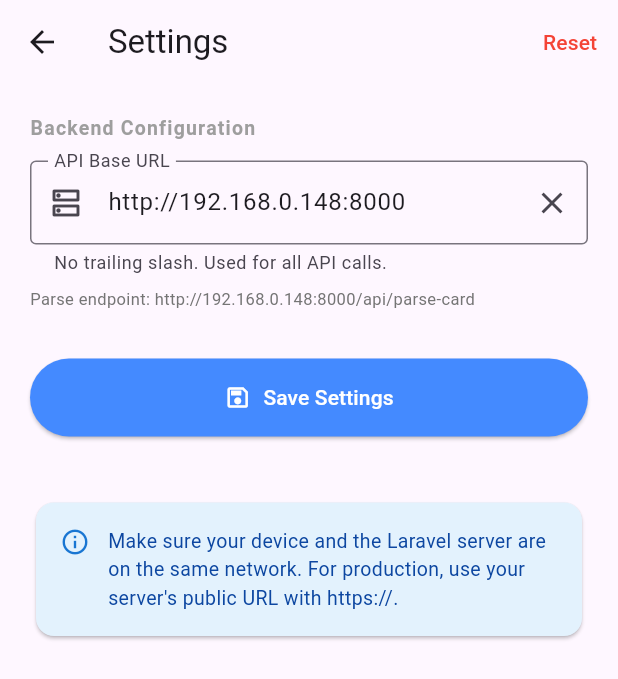
After one commit to meawsin/ACES-Automated_Contact_Extraction_Sync-, a Flutter app: the SettingsScreen screen opened directly, on a phone screen of 412 x 824 dp. The commit adds this screen. Shown: the top 679 px of the screen. Run offline on Flutter 3.47's test engine with Material 3 defaults, Android fonts, the phone set to English and light mode, and no system bars; our stand-ins replace camera, hive, hive_flutter; missing offline and left inert: google_mlkit_text_recognition; accounts and stored records are empty.

Commit message:
It works almost <3

```diff
--- a/aces_backend/composer.json
+++ b/aces_backend/composer.json
@@ -79,7 +79,8 @@
         "sort-packages": true,
         "allow-plugins": {
             "pestphp/pest-plugin": true,
-            "php-http/discovery": true
+            "php-http/discovery": true,
+            "tbachert/spi": false
         }
     },
     "minimum-stability": "stable",
--- a/aces_scanner/lib/models/scan_record.dart
+++ b/aces_scanner/lib/models/scan_record.dart
@@ -19,12 +19,12 @@ class ScanRecord extends HiveObject {
   @HiveField(4)
   bool isSynced;
 
-  // --- NEW FIELDS ---
   @HiveField(5)
   String phone;
 
   @HiveField(6)
   String email;
+
 
   ScanRecord({
     required this.name,
--- a/aces_scanner/lib/screens/manual_entry_screen.dart
+++ b/aces_scanner/lib/screens/manual_entry_screen.dart
@@ -32,7 +32,7 @@ class _ManualEntryScreenState extends State<ManualEntryScreen> {
         isSynced: false,
       );
 
-      final scansBox = Hive.box<ScanRecord>('scansBox');
+      final scansBox = Hive.box<ScanRecord>('scan_records');
       await scansBox.add(newRecord);
 
       if (!mounted) return;
--- /dev/null
+++ b/aces_scanner/lib/screens/settings_screen.dart
@@ -0,0 +1,195 @@
+// lib/screens/settings_screen.dart
+import 'package:flutter/material.dart';
+import '../services/app_settings.dart';
+
+class SettingsScreen extends StatefulWidget {
+  const SettingsScreen({super.key});
+
+  @override
+  State<SettingsScreen> createState() => _SettingsScreenState();
+}
+
+class _SettingsScreenState extends State<SettingsScreen> {
+  final _formKey = GlobalKey<FormState>();
+  late TextEditingController _apiUrlController;
+  bool _isSaving = false;
+
+  @override
+  void initState() {
+    super.initState();
+    _apiUrlController = TextEditingController(text: AppSettings.apiUrl);
+  }
+
+  @override
+  void dispose() {
+    _apiUrlController.dispose();
+    super.dispose();
+  }
+
+  Future<void> _save() async {
+    if (!_formKey.currentState!.validate()) return;
+    setState(() => _isSaving = true);
+
+    await AppSettings.setApiUrl(_apiUrlController.text.trim());
+
+    if (!mounted) return;
+    setState(() => _isSaving = false);
+    ScaffoldMessenger.of(context).showSnackBar(
+      const SnackBar(
+        content: Text('Settings saved!'),
+        backgroundColor: Colors.green,
+        duration: Duration(seconds: 2),
+      ),
+    );
+  }
+
+  Future<void> _reset() async {
+    final confirmed = await showDialog<bool>(
+      context: context,
+      builder: (ctx) => AlertDialog(
+        title: const Text('Reset Settings'),
+        content: const Text('Reset all settings to their defaults?'),
+        actions: [
+          TextButton(onPressed: () => Navigator.pop(ctx, false), child: const Text('Cancel')),
+          TextButton(
+            onPressed: () => Navigator.pop(ctx, true),
+            child: const Text('Reset', style: TextStyle(color: Colors.red)),
+          ),
+        ],
+      ),
+    );
+
+    if (confirmed != true) return;
+
+    await AppSettings.resetToDefaults();
+    if (!mounted) return;
+    setState(() {
+      _apiUrlController.text = AppSettings.apiUrl;
+    });
+    ScaffoldMessenger.of(context).showSnackBar(
+      const SnackBar(content: Text('Settings reset to defaults.')),
+    );
+  }
+
+  @override
+  Widget build(BuildContext context) {
+    return Scaffold(
+      appBar: AppBar(
+        title: const Text('Settings'),
+        actions: [
+          TextButton(
+            onPressed: _reset,
+            child: const Text('Reset', style: TextStyle(color: Colors.red)),
+          ),
+        ],
+      ),
+      body: Padding(
+        padding: const EdgeInsets.all(20.0),
+        child: Form(
+          key: _formKey,
+          child: Column(
+            crossAxisAlignment: CrossAxisAlignment.start,
+            children: [
+              // ── Section: Backend ───────────────────────────────────────
+              const Text(
+                'Backend Configuration',
+                style: TextStyle(
+                  fontSize: 13,
+                  fontWeight: FontWeight.w600,
+                  color: Colors.grey,
+                  letterSpacing: 0.8,
+                ),
+              ),
+              const SizedBox(height: 12),
+              TextFormField(
+                controller: _apiUrlController,
+                decoration: InputDecoration(
+                  labelText: 'API Base URL',
+                  hintText: 'http://192.168.0.148:8000',
+                  helperText: 'No trailing slash. Used for all API calls.',
+                  border: const OutlineInputBorder(),
+                  prefixIcon: const Icon(Icons.dns_outlined),
+                  suffixIcon: IconButton(
+                    icon: const Icon(Icons.clear),
+                    tooltip: 'Clear',
+                    onPressed: () => _apiUrlController.clear(),
+                  ),
+                ),
+                keyboardType: TextInputType.url,
+                autocorrect: false,
+                validator: (val) {
+                  if (val == null || val.trim().isEmpty) return 'URL is required';
+                  final uri = Uri.tryParse(val.trim());
+                  if (uri == null || !uri.hasScheme) return 'Enter a valid URL (include http:// or https://)';
+                  return null;
+                },
+              ),
+
+              const SizedBox(height: 8),
+
+              // Live preview of the full endpoint
+              ValueListenableBuilder(
+                valueListenable: _apiUrlController,
+                builder: (context, _, __) {
+                  final url = _apiUrlController.text.trim();
+                  final endpoint = url.isEmpty ? '...' : '$url/api/parse-card';
+                  return Text(
+                    'Parse endpoint: $endpoint',
+                    style: TextStyle(fontSize: 11, color: Colors.grey.shade600),
+                  );
+                },
+              ),
+
+              const SizedBox(height: 32),
+
+              // ── Save Button ────────────────────────────────────────────
+              SizedBox(
+                width: double.infinity,
+                child: ElevatedButton.icon(
+                  onPressed: _isSaving ? null : _save,
+                  icon: _isSaving
+                      ? const SizedBox(
+                          width: 16,
+                          height: 16,
+                          child: CircularProgressIndicator(strokeWidth: 2),
+                        )
+                      : const Icon(Icons.save_outlined),
+                  label: Text(_isSaving ? 'Saving...' : 'Save Settings'),
+                  style: ElevatedButton.styleFrom(
+                    padding: const EdgeInsets.all(16),
+                    backgroundColor: Colors.blueAccent,
+                    foregroundColor: Colors.white,
+                  ),
+                ),
+              ),
+
+              const SizedBox(height: 40),
+
+              // ── Info Card ──────────────────────────────────────────────
+              Card(
+                color: Colors.blue.shade50,
+                child: Padding(
+                  padding: const EdgeInsets.all(16),
+                  child: Row(
+                    crossAxisAlignment: CrossAxisAlignment.start,
+                    children: [
+                      Icon(Icons.info_outline, color: Colors.blue.shade700, size: 20),
+                      const SizedBox(width: 12),
+                      Expanded(
+                        child: Text(
+                          'Make sure your device and the Laravel server are on the same network. '
+                          'For production, use your server\'s public URL with https://.',
+                          style: TextStyle(fontSize: 13, color: Colors.blue.shade900),
+                        ),
+                      ),
+                    ],
+                  ),
+                ),
+              ),
+            ],
+          ),
+        ),
+      ),
+    );
+  }
+}
--- /dev/null
+++ b/aces_scanner/lib/services/app_settings.dart
@@ -0,0 +1,33 @@
+// lib/services/app_settings.dart
+import 'package:hive/hive.dart';
+
+class AppSettings {
+  static const String _boxName = 'app_settings';
+  static const String _apiUrlKey = 'api_url';
+  static const String _defaultApiUrl = 'http://192.168.0.148:8000';
+
+  static Box get _box => Hive.box(_boxName);
+
+  // The box name, used in main.dart to open it
+  static String get boxName => _boxName;
+
+  // Read the API base URL (falls back to default if not set)
+  static String get apiUrl {
+    return _box.get(_apiUrlKey, defaultValue: _defaultApiUrl) as String;
+  }
+
+  // Full endpoint for card parsing
+  static String get parseCardEndpoint => '${apiUrl}/api/parse-card';
+
+  // Save the API base URL
+  static Future<void> setApiUrl(String url) async {
+    // Strip trailing slash for consistency
+    final cleaned = url.trimRight().replaceAll(RegExp(r'/+$'), '');
+    await _box.put(_apiUrlKey, cleaned);
+  }
+
+  // Reset to defaults
+  static Future<void> resetToDefaults() async {
+    await _box.delete(_apiUrlKey);
+  }
+}
--- a/aces_scanner/pubspec.yaml
+++ b/aces_scanner/pubspec.yaml
@@ -41,6 +41,8 @@ dependencies:
   camera: ^0.12.0+1
   google_mlkit_text_recognition: ^0.15.1
   http: ^1.6.0
+  workmanager: ^0.6.0
+  internet_connection_checker: ^1.0.0+1 # Helpful to ensure we only sync when online
 
 dev_dependencies:
   flutter_test:
```
Also changed, not shown: aces_scanner/lib/main.dart (+7 -3 lines), aces_scanner/lib/screens/home_screen.dart (+163 -28 lines), aces_scanner/lib/screens/scanner_screen.dart (+43 -41 lines), aces_scanner/lib/services/sync_service.dart (added, +159 -0 lines), aces_scanner/pubspec.lock, 4 other files.
